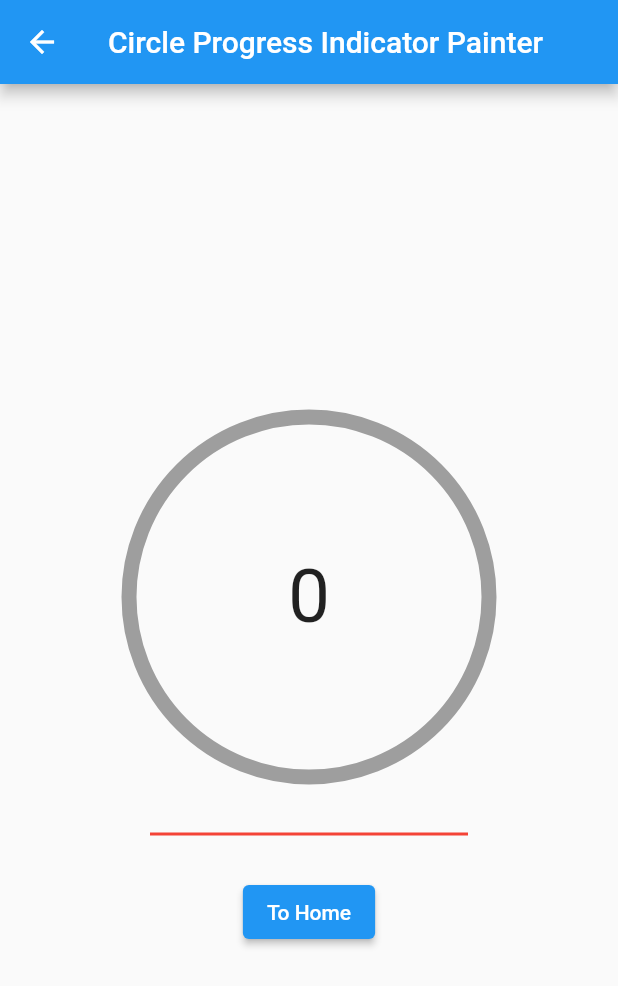
After one commit to paxFortuna/UI-Percent_Indicator, a Flutter app: the screen it shows after launch, after a tap on "Paint", on a phone screen of 412 x 824 dp. The commit adds this screen. Shown: the top 986 px of the screen. Run offline on Flutter 3.47's test engine with Material 2 defaults, Android fonts, the phone set to English and light mode, and no system bars; our stand-ins replace percent_indicator.

Commit message:
feat: custom_painter circular_indicator

```diff
--- /dev/null
+++ b/lib/circle_progress.dart
@@ -0,0 +1,42 @@
+import 'dart:math';
+
+import 'package:flutter/material.dart';
+
+class CircleProgress extends CustomPainter {
+
+  final strokeCircle = 10.0;
+  late double currentProgress;
+
+
+  CircleProgress(this.currentProgress);
+
+  @override
+  void paint(Canvas canvas, Size size) {
+    // I will draw circle
+    Paint circle = Paint()
+        ..strokeWidth = strokeCircle
+        ..color = Colors.grey
+        ..style = PaintingStyle.stroke;
+    // center of device
+    Offset center = Offset(size.width/2, size.height/2);
+    double radius = 120;
+    canvas.drawCircle(center, radius, circle);
+
+    // I will draw animation
+    Paint animationArc = Paint()
+    ..strokeWidth = strokeCircle
+    ..color = Colors.purpleAccent
+    ..style = PaintingStyle.stroke;
+
+    double angle = 2 * pi * (currentProgress/100);
+    canvas.drawArc(Rect.fromCircle(center: center, radius: radius),
+        pi/2, angle, false, animationArc);
+
+  }
+
+  @override
+  bool shouldRepaint(covariant CustomPainter oldDelegate) {
+    return true;
+  }
+
+}
--- /dev/null
+++ b/lib/custom_painter_chart.dart
@@ -0,0 +1,91 @@
+import 'package:flutter/material.dart';
+import 'package:ui_percent_indicator/circle_progress.dart';
+import 'package:ui_percent_indicator/home_page.dart';
+
+class CustomPainterChart extends StatefulWidget {
+  const CustomPainterChart({Key? key}) : super(key: key);
+
+  @override
+  State<CustomPainterChart> createState() => _CustomPainterChartState();
+}
+
+class _CustomPainterChartState extends State<CustomPainterChart>
+    with SingleTickerProviderStateMixin {
+
+  late AnimationController _animatedController;
+  late Animation<double> _animation;
+
+  // 데이터 테이블의 수치를 가져온다. int 값
+  final maxProgress = 90.0;
+
+  @override
+  void initState() {
+    _animatedController = AnimationController(
+        vsync: this, duration: const Duration(milliseconds: 2000));
+
+    _animation =
+        Tween<double>(begin: 0, end: maxProgress).animate(_animatedController)
+          ..addListener(() {
+            setState(() {
+              // animationAction();
+            });
+          });
+    super.initState();
+  }
+
+  void animationAction() {
+    _animatedController.forward();
+  }
+
+  @override
+  Widget build(BuildContext context) {
+    return Scaffold(
+      appBar: AppBar(
+        title: const Text('Circle Progress Indicator Painter'),
+      ),
+      body: Center(
+        child: Column(
+          mainAxisAlignment: MainAxisAlignment.center,
+          children: [
+            CustomPaint(
+              foregroundPainter: CircleProgress(_animation.value),
+              child: Container(
+                width: 300,
+                height: 300,
+                child: GestureDetector(
+                  onTap: (){
+                    if (_animation.value == maxProgress){
+                      _animatedController.reverse();
+                    } else {
+                      _animatedController.forward();
+                    }
+                  },
+                  child: Center(
+                    child: Text(
+                      // data의 수치 호출 : sajuData[index].love..
+                      '${_animation.value.toInt()}',
+                      style: const TextStyle(fontSize: 50),
+                    ),
+                  ),
+                ),
+              ),
+            ),
+            const Divider(
+              thickness: 2,
+              indent: 100,
+              endIndent: 100,
+              color: Colors.red,
+            ),
+            const SizedBox(height: 20),
+            ElevatedButton(onPressed: (){
+              Navigator.pushReplacement(
+                context,
+                MaterialPageRoute(builder:(context) => const HomePage()),
+              );
+            }, child: Text('To Home'),),
+          ],
+        ),
+      ),
+    );
+  }
+}
--- a/lib/home_page.dart
+++ b/lib/home_page.dart
@@ -1,6 +1,8 @@
 import 'package:flutter/material.dart';
 import 'package:percent_indicator/circular_percent_indicator.dart';
 import 'package:percent_indicator/linear_percent_indicator.dart';
+
+import 'custom_painter_chart.dart';
 
 class HomePage extends StatefulWidget {
   const HomePage({Key? key}) : super(key: key);
@@ -10,6 +12,8 @@ class HomePage extends StatefulWidget {
 }
 
 class _HomePageState extends State<HomePage> {
+  int currentProgress = 60;
+
   @override
   Widget build(BuildContext context) {
     return Scaffold(
@@ -35,7 +39,10 @@ class _HomePageState extends State<HomePage> {
               progressColor: Colors.deepPurple,
               backgroundColor: Colors.deepPurple.shade200,
               circularStrokeCap: CircularStrokeCap.round,
-              center: const Text('40%', style: TextStyle(fontSize: 50)),
+              center: Text(
+                '$currentProgress',
+                style: TextStyle(fontSize: 50),
+              ),
               // center: const Icon(Icons.home_work, size: 60, color: Colors.red),
             ),
             LinearPercentIndicator(
@@ -46,6 +53,17 @@ class _HomePageState extends State<HomePage> {
               progressColor: Colors.deepPurple,
               backgroundColor: Colors.deepPurple.shade200,
             ),
+            ElevatedButton(
+              onPressed: () {
+                Navigator.push(
+                  context,
+                  MaterialPageRoute(
+                    builder: (context) => const CustomPainterChart(),
+                  ),
+                );
+              },
+              child: Text('Paint'),
+            ),
           ],
         ),
       )),
```
